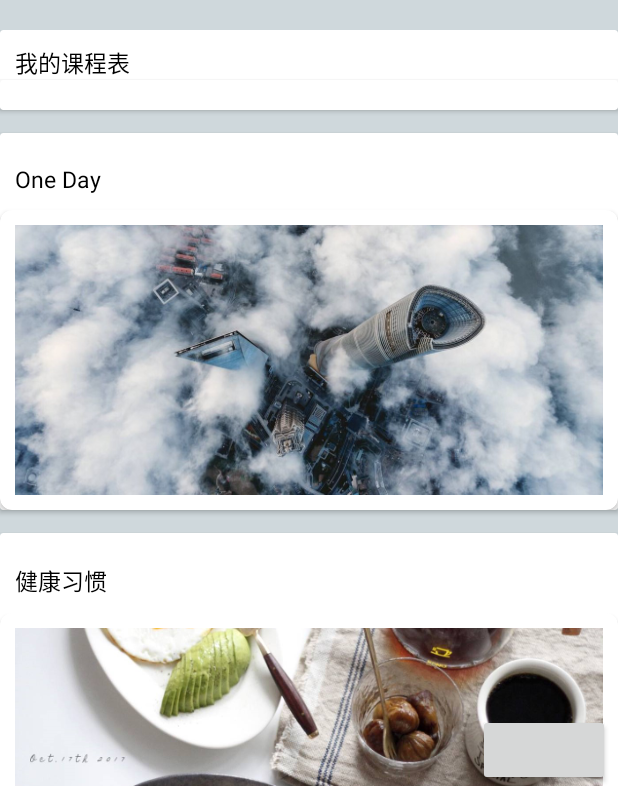
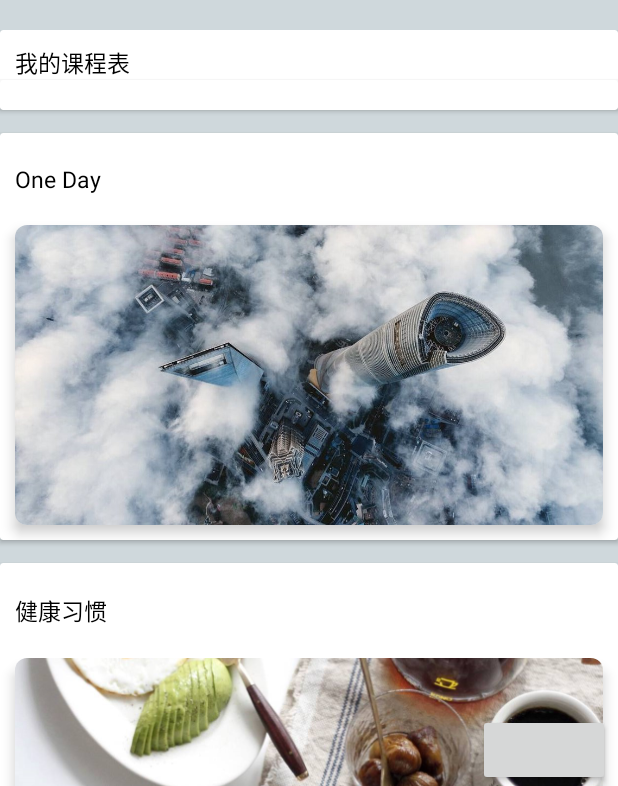
Before and after one commit to Koswu/NewJUST, an Android app: the screen it shows after launch (MainActivity), on a phone screen of 412 x 824 dp, the part 450-1236 px from its top. Run offline under Robolectric (Android 15) with nearby library versions, the phone set to English and light mode, and no system bars; libraries missing offline, so code that uses them is left out: cn.pedant, com.nightonke.boommenu, com.yanzhenjie.permission, dmax.dialog; plain views replace BoomMenuButton; pictures from the network do not load; 3 statements that could not run were skipped.

```diff
--- a/app/src/main/java/com/example/lyy/newjust/MainActivity.java
+++ b/app/src/main/java/com/example/lyy/newjust/MainActivity.java
@@ -219,7 +219,7 @@ public class MainActivity extends AppCompatActivity
                                     startActivity(emsIntent);
                                     break;
                                 case 1:
-                                    Intent ocrIntent=new Intent(MainActivity.this,OCRActivity.class);
+                                    Intent ocrIntent = new Intent(MainActivity.this, OCRActivity.class);
                                     startActivity(ocrIntent);
                                     break;
                             }
@@ -334,7 +334,7 @@ public class MainActivity extends AppCompatActivity
 
     //发送加载首页图片的请求
     private void loadHeadPic() {
-        String requestHeadPic = "http://111.230.129.182:8080/just/img";
+        String requestHeadPic = "http://120.25.88.41/just/img";
         HttpUtil.sendHttpRequest(requestHeadPic, new Callback() {
             @Override
             public void onFailure(Call call, IOException e) {
--- a/app/src/main/res/layout/content_main.xml
+++ b/app/src/main/res/layout/content_main.xml
@@ -84,13 +84,14 @@
                 <android.support.v7.widget.CardView
                     android:layout_width="match_parent"
                     android:layout_height="wrap_content"
-                    app:cardCornerRadius="8dp">
+                    android:layout_margin="10dp"
+                    app:cardCornerRadius="8dp"
+                    app:cardElevation="5dp">
 
                     <ImageView
                         android:id="@+id/iv_one_day"
                         android:layout_width="match_parent"
                         android:layout_height="200dp"
-                        android:padding="10dp"
                         android:scaleType="centerCrop" />
 
                 </android.support.v7.widget.CardView>
@@ -127,13 +128,14 @@
                 <android.support.v7.widget.CardView
                     android:layout_width="match_parent"
                     android:layout_height="wrap_content"
-                    app:cardCornerRadius="8dp">
+                    android:layout_margin="10dp"
+                    app:cardCornerRadius="8dp"
+                    app:cardElevation="5dp">
 
                     <ImageView
                         android:id="@+id/iv_health"
                         android:layout_width="match_parent"
                         android:layout_height="200dp"
-                        android:padding="10dp"
                         android:scaleType="centerCrop" />
 
                 </android.support.v7.widget.CardView>
@@ -169,13 +171,15 @@
 
                 <android.support.v7.widget.CardView
                     android:layout_width="match_parent"
-                    android:layout_height="wrap_content">
+                    android:layout_height="wrap_content"
+                    android:layout_margin="10dp"
+                    app:cardCornerRadius="8dp"
+                    app:cardElevation="5dp">
 
                     <ImageView
                         android:id="@+id/iv_weibo"
                         android:layout_width="match_parent"
                         android:layout_height="200dp"
-                        android:padding="10dp"
                         android:scaleType="centerCrop" />
 
                 </android.support.v7.widget.CardView>
@@ -211,13 +215,15 @@
 
                 <android.support.v7.widget.CardView
                     android:layout_width="match_parent"
-                    android:layout_height="wrap_content">
+                    android:layout_height="wrap_content"
+                    android:layout_margin="10dp"
+                    app:cardCornerRadius="8dp"
+                    app:cardElevation="5dp">
 
                     <ImageView
                         android:id="@+id/iv_constellation"
                         android:layout_width="match_parent"
                         android:layout_height="200dp"
-                        android:padding="10dp"
                         android:scaleType="centerCrop" />
 
                 </android.support.v7.widget.CardView>
```
Also changed, not shown: app/src/main/java/com/example/lyy/newjust/OCRActivity.java (+14 -3 lines), app/src/main/res/layout/activity_ocr.xml (+10 -7 lines), app/src/main/res/drawable/bg_health.jpg.
